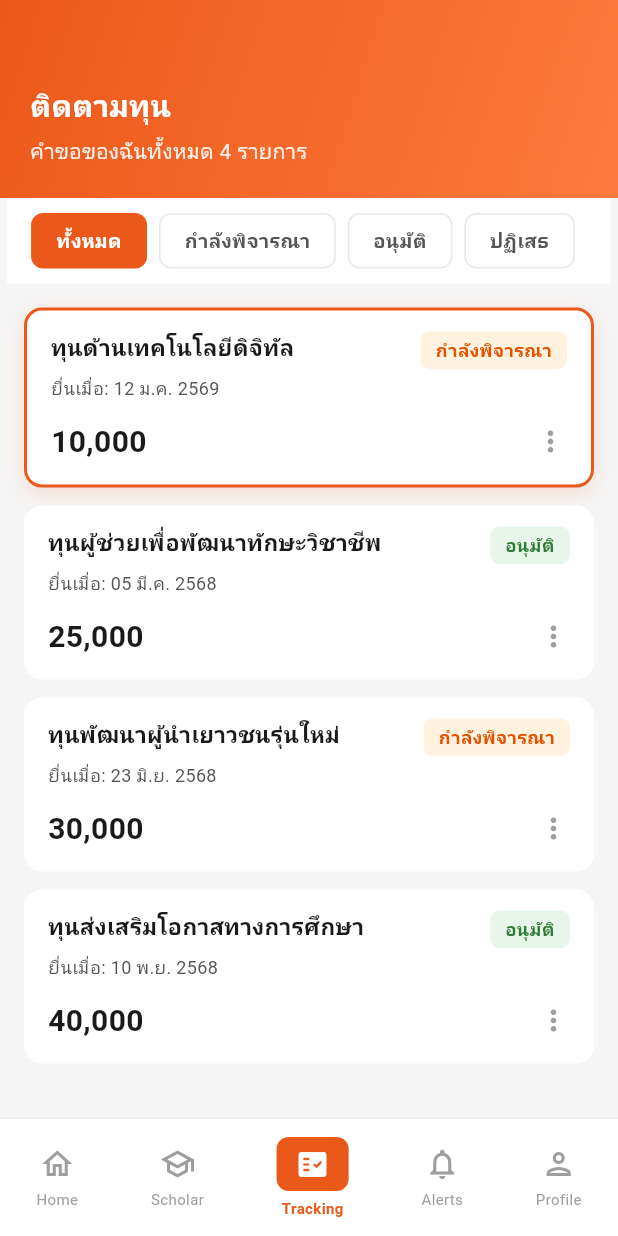
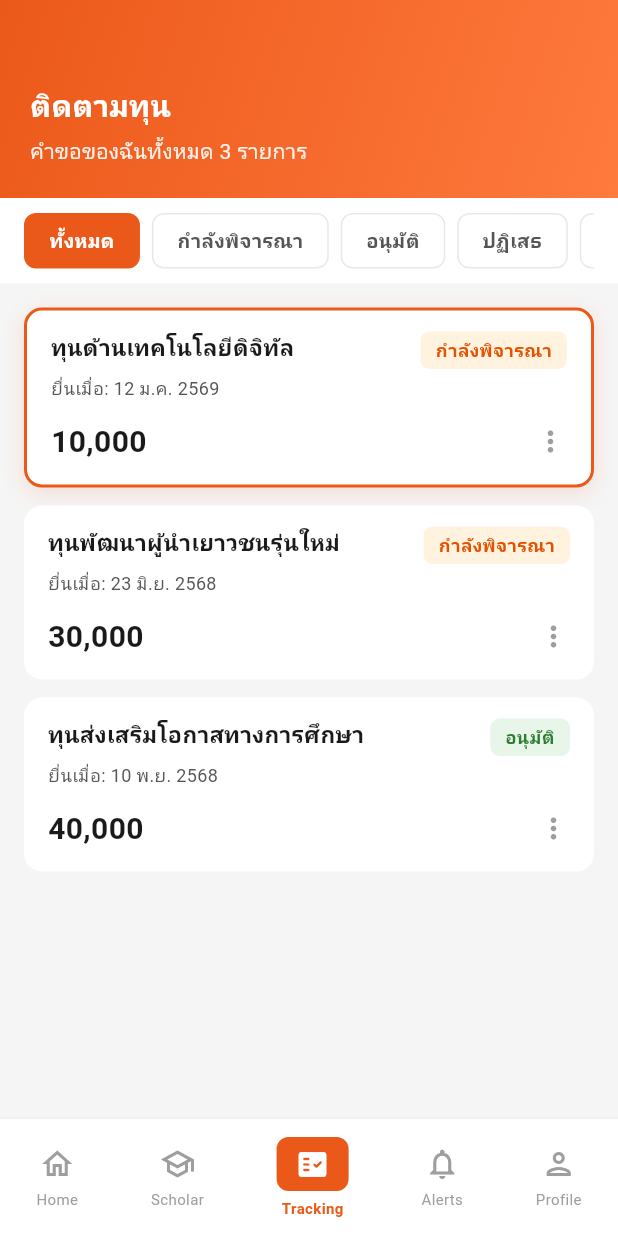
Before and after one commit to Wirakan/Scholarx_App, a Flutter app: the ScholarshipFormSuccess screen opened directly, scrolled down 145 dp, after a tap on "ติดตามทุน", on a phone screen of 412 x 824 dp. Run offline on Flutter 3.47's test engine with Material 3 defaults, Android fonts, the phone set to English and light mode, and no system bars.

Commit message:
save tracking

```diff
--- a/scholarx_app/lib/features/student/screens/tracking/tracking_screen.dart
+++ b/scholarx_app/lib/features/student/screens/tracking/tracking_screen.dart
@@ -5,7 +5,7 @@ import '/coreApp/themeApp/app_text_style.dart';
 // ─────────────────────────────────────────────
 //  DATA MODEL
 // ─────────────────────────────────────────────
-enum TrackingStatus { reviewing, approved, rejected}
+enum TrackingStatus { reviewing, approved, rejected, special }
 
 class TrackingItem {
   final String id;
@@ -36,14 +36,6 @@ const _mockItems = [
     updatedDate: '20 ม.ค. 2569',
     amount: 10000,
     status: TrackingStatus.reviewing,
-  ),
-  TrackingItem(
-    id: 'AP011002',
-    title: 'ทุนผู้ช่วยเพื่อพัฒนาทักษะวิชาชีพ',
-    appliedDate: '05 มี.ค. 2568',
-    updatedDate: '24 มี.ค. 2568',
-    amount: 25000,
-    status: TrackingStatus.approved,
   ),
   TrackingItem(
     id: 'AP011003',
@@ -99,6 +91,8 @@ class _TrackingScreenState extends State<TrackingScreen> {
           return e.status == TrackingStatus.approved;
         case _FilterTab.rejected:
           return e.status == TrackingStatus.rejected;
+        case _FilterTab.special:
+          return e.status == TrackingStatus.special;
         default:
           return true;
       }
@@ -218,7 +212,7 @@ class _TrackingScreenState extends State<TrackingScreen> {
 // ─────────────────────────────────────────────
 //  FILTER TAB ENUM
 // ─────────────────────────────────────────────
-enum _FilterTab { all, reviewing, approved, rejected}
+enum _FilterTab { all, reviewing, approved, rejected, special }
 
 extension _FilterTabX on _FilterTab {
   String get label {
@@ -231,6 +225,8 @@ extension _FilterTabX on _FilterTab {
         return 'อนุมัติ';
       case _FilterTab.rejected:
         return 'ปฏิเสธ';
+      case _FilterTab.special:
+        return 'พิเศษ';
     }
   }
 }
@@ -345,6 +341,11 @@ class _StatusBadge extends StatelessWidget {
         bg = const Color(0xFFFFEBEE);
         fg = const Color(0xFFC62828);
         label = 'ปฏิเสธ';
+        break;
+      case TrackingStatus.special:
+        bg = const Color(0xFFE3F2FD);
+        fg = const Color(0xFF1565C0);
+        label = 'พิเศษ';
         break;
     }
 
```
